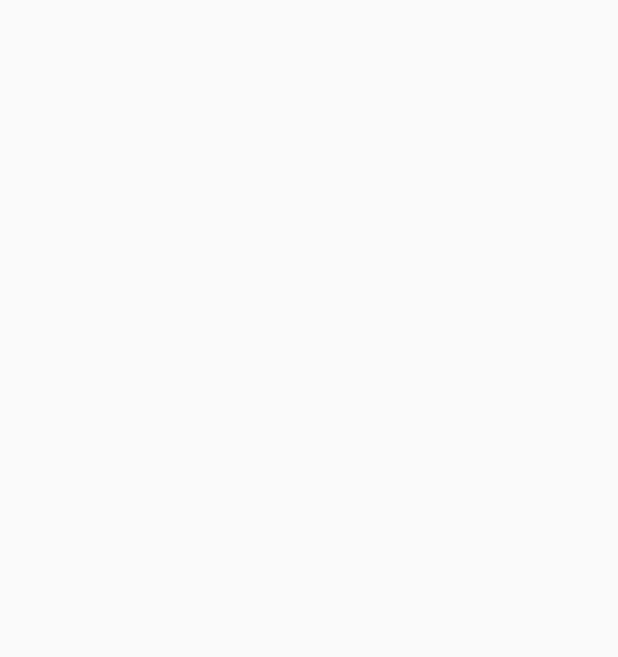
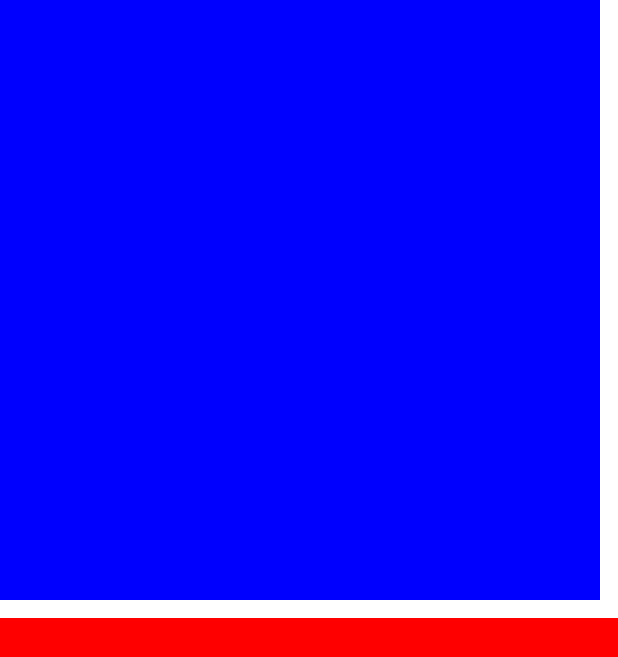
Before and after one commit to CarlDanZzz/Practica_1_Bandera, an Android app built with Jetpack Compose: the screen it shows after launch (MainActivity), on a phone screen of 412 x 824 dp. Before the commit the part shown is empty. Shown: the top 657 px of the screen. Run offline under Robolectric (Android 15) with nearby library versions, the phone set to English and light mode, and no system bars.

Commit message:
4to commit junte las franjas y el cuadro

```diff
--- a/app/src/main/java/com/example/practica_1_bandera/MainActivity.kt
+++ b/app/src/main/java/com/example/practica_1_bandera/MainActivity.kt
@@ -5,6 +5,7 @@ import androidx.activity.ComponentActivity
 import androidx.activity.compose.setContent
 import androidx.activity.enableEdgeToEdge
 import androidx.compose.foundation.background
+import androidx.compose.foundation.layout.Box
 import androidx.compose.foundation.layout.Column
 import androidx.compose.foundation.layout.Row
 import androidx.compose.foundation.layout.Spacer
@@ -13,6 +14,7 @@ import androidx.compose.foundation.layout.fillMaxSize
 import androidx.compose.foundation.layout.fillMaxWidth
 import androidx.compose.foundation.layout.height
 import androidx.compose.foundation.layout.padding
+import androidx.compose.foundation.layout.size
 import androidx.compose.foundation.layout.width
 import androidx.compose.material3.Scaffold
 import androidx.compose.material3.Text
@@ -29,7 +31,15 @@ class MainActivity : ComponentActivity() {
         enableEdgeToEdge()
         setContent {
             Practica_1_BanderaTheme {
-
+                Box(modifier = Modifier.fillMaxSize()){
+                    Column(modifier = Modifier.fillMaxSize()) {
+                        franjablanca(Modifier.weight(1f))
+                        franjaroja(Modifier.weight(1f))
+                    }
+                    Box(modifier = Modifier .size(width = 400.dp, height = 400.dp)){
+                        cuadroazul(Modifier.fillMaxSize())
+                    }
+                }
             }
         }
     }
```
